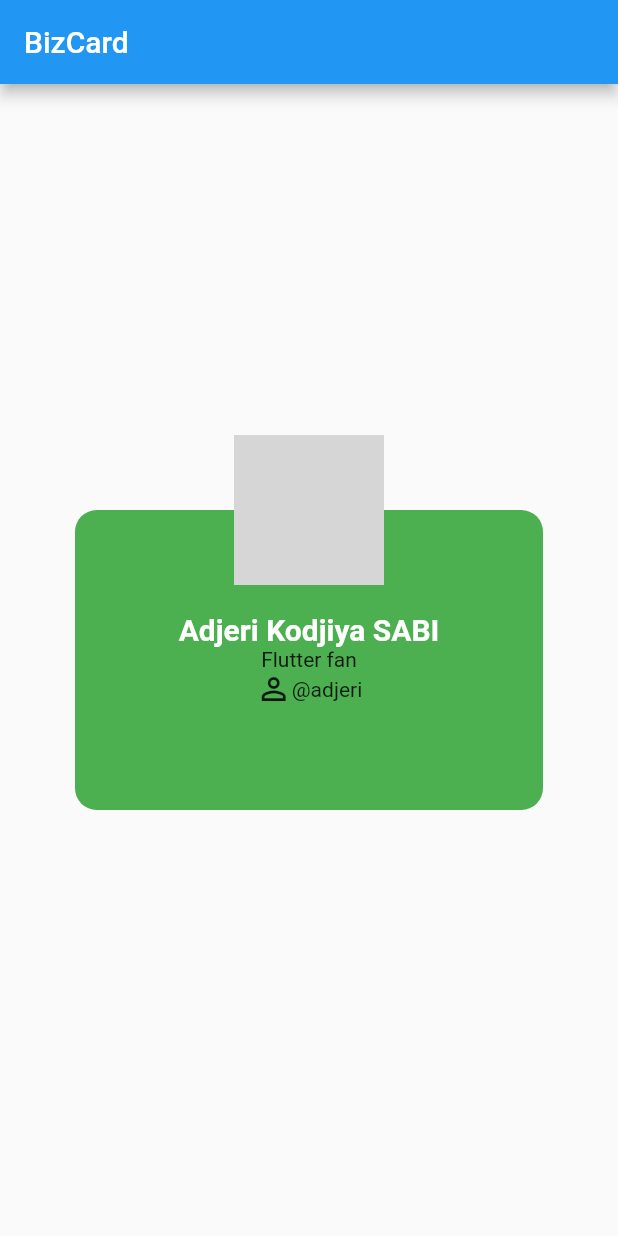
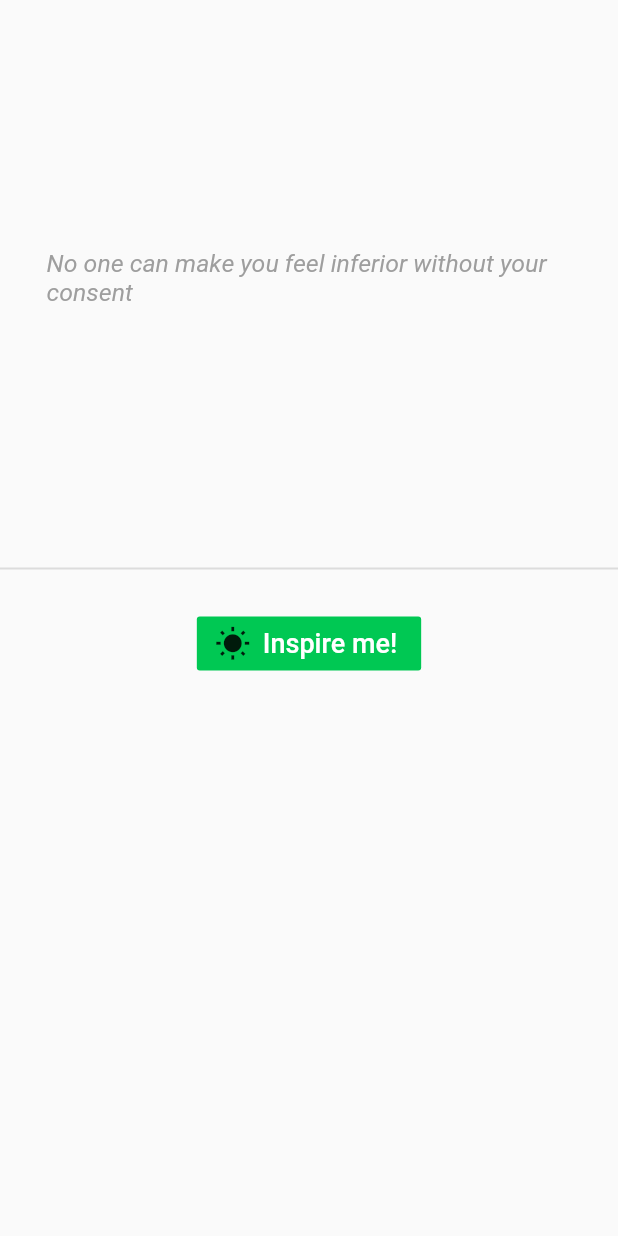
Before and after one commit to adjeri/first-flutter-app, a Flutter app: the screen it shows after launch, on a phone screen of 412 x 824 dp. Run offline on Flutter 3.47's test engine with Material 2 defaults, Android fonts, the phone set to English and light mode, and no system bars; grey boxes are pictures that could not be loaded.

Commit message:
wisdom quotes

```diff
--- a/lib/main.dart
+++ b/lib/main.dart
@@ -7,5 +7,5 @@ import 'ui/home.dart';
 // }
 
 void main() => runApp(new MaterialApp(
-  home: BizCard(),
+  home: Wisdom(),
 ));
--- a/lib/ui/home.dart
+++ b/lib/ui/home.dart
@@ -1,13 +1,91 @@
 import 'package:flutter/cupertino.dart';
 import 'package:flutter/material.dart';
+
+class Wisdom extends StatefulWidget {
+  @override
+  _WisdomState createState() => _WisdomState();
+}
+
+class _WisdomState extends State<Wisdom> {
+  int _index = 0;
+  List quotes = [
+    "No one can make you feel inferior without your consent",
+    "It is better to remain silent at the risk of being thought a fool, than to talk and remove all doubt of it.",
+    "The fool doth think he is wise, but the wise man knows himself to be a fool.",
+    "Whenever you find yourself on the side of the majority, it is time to reform (or pause and reflect).",
+    "When someone loves you, the way they talk about you is different. You feel safe and comfortable",
+    "Knowing yourself is the beginning of all wisdom.",
+    "The only true wisdom is in knowing you know nothing.",
+    "The saddest aspect of life right now is that science gathers knowledge faster than society gathers wisdom.",
+    "Count your age by friends, not years. Count your life by smiles, not tears.",
+    "In a good bookroom you feel in some mysterious way that you are absorbing the wisdom contained in all the books through your skin, without even opening them.",
+    "Hold fast to dreams, For if dreams die, Life is a broken-winged bird, That cannot fly.",
+    "May you live every day of your life.",
+  ];
+  @override
+  Widget build(BuildContext context) {
+    return Scaffold(
+      body: Container(
+        alignment: Alignment.center,
+        child: Column(
+          mainAxisAlignment: MainAxisAlignment.center,
+          children: <Widget>[
+            Expanded(
+              child: Center(
+                child: Container(
+                  width: 350,
+                    height: 200,
+                    margin: EdgeInsets.all(30.0),
+                    decoration: BoxDecoration(
+                      color: Colors.transparent,
+                      borderRadius: BorderRadius.circular(14.5)
+                    ),
+                    child: Center(child: Text(quotes[_index % quotes.length],
+                      style: TextStyle(
+                        color: Colors.grey,
+                        fontStyle: FontStyle.italic,
+                        fontSize: 16.5,
+                      ),
+                    ))
+                ),
+              ),
+            ),
+            Divider(thickness: 1.3,),
+            Padding(
+              padding: const EdgeInsets.only(top:18.0),
+              child: FlatButton.icon(
+                  onPressed: _showQuote,
+                  color: Colors.greenAccent.shade700,
+                  icon: Icon(Icons.wb_sunny),
+                  label: Text("Inspire me!",
+                    style: TextStyle(
+                      color: Colors.white,
+                      fontSize: 18,
+                    ),
+                  )
+              ),
+            ),
+            Spacer(
+
+            ),
+          ],
+        ),
+      ),
+    );
+  }
+
+  _showQuote() {
+    setState(() {
+      _index++;
+    });
+  }
+}
 
 class BizCard extends StatelessWidget {
   @override
   Widget build(BuildContext context) {
     return Scaffold(
-      appBar: AppBar(
-        title: Text("BizCard")
-      ),
+      appBar: AppBar(title: Text("BizCard")),
       body: Container(
         alignment: Alignment.center,
         child: Stack(
@@ -27,13 +105,12 @@ class BizCard extends StatelessWidget {
       height: 200,
       margin: EdgeInsets.all(50),
       decoration: BoxDecoration(
-        color: Colors.green,
-        borderRadius: BorderRadius.circular(14.5)
-      ),
+          color: Colors.green, borderRadius: BorderRadius.circular(14.5)),
       child: Column(
         mainAxisAlignment: MainAxisAlignment.center,
         children: <Widget>[
-          Text("Adjeri Kodjiya SABI",
+          Text(
+            "Adjeri Kodjiya SABI",
             style: TextStyle(
               fontSize: 20,
               fontWeight: FontWeight.bold,
@@ -43,10 +120,7 @@ class BizCard extends StatelessWidget {
           Text("Flutter fan"),
           Row(
             mainAxisAlignment: MainAxisAlignment.center,
-            children: <Widget>[
-              Icon(Icons.person_outline),
-              Text("@adjeri")
-            ],
+            children: <Widget>[Icon(Icons.person_outline), Text("@adjeri")],
           )
         ],
       ),
@@ -64,14 +138,12 @@ class BizCard extends StatelessWidget {
             color: Colors.greenAccent,
             width: 1.2,
           ),
-        image: DecorationImage(image: NetworkImage("https://picsum.photos/300"),
-          fit: BoxFit.cover
-        )
-      ),
+          image: DecorationImage(
+              image: NetworkImage("https://picsum.photos/300"),
+              fit: BoxFit.cover)),
     );
   }
 }
-
 
 class ScaffoldExample extends StatelessWidget {
   _tapButton() {
@@ -102,9 +174,12 @@ class ScaffoldExample extends StatelessWidget {
       ),
       bottomNavigationBar: BottomNavigationBar(
         items: [
-            BottomNavigationBarItem(icon: Icon(Icons.add_circle), title:Text("First")),
-            BottomNavigationBarItem(icon: Icon(Icons.ac_unit),title:Text("Second")),
-            BottomNavigationBarItem(icon: Icon(Icons.description),title:Text("Third"))
+          BottomNavigationBarItem(
+              icon: Icon(Icons.add_circle), title: Text("First")),
+          BottomNavigationBarItem(
+              icon: Icon(Icons.ac_unit), title: Text("Second")),
+          BottomNavigationBarItem(
+              icon: Icon(Icons.description), title: Text("Third"))
         ],
         onTap: (int index) => debugPrint("Tapped item : $index"),
       ),
```
Lines whose indentation alone changed are shown as unchanged.
